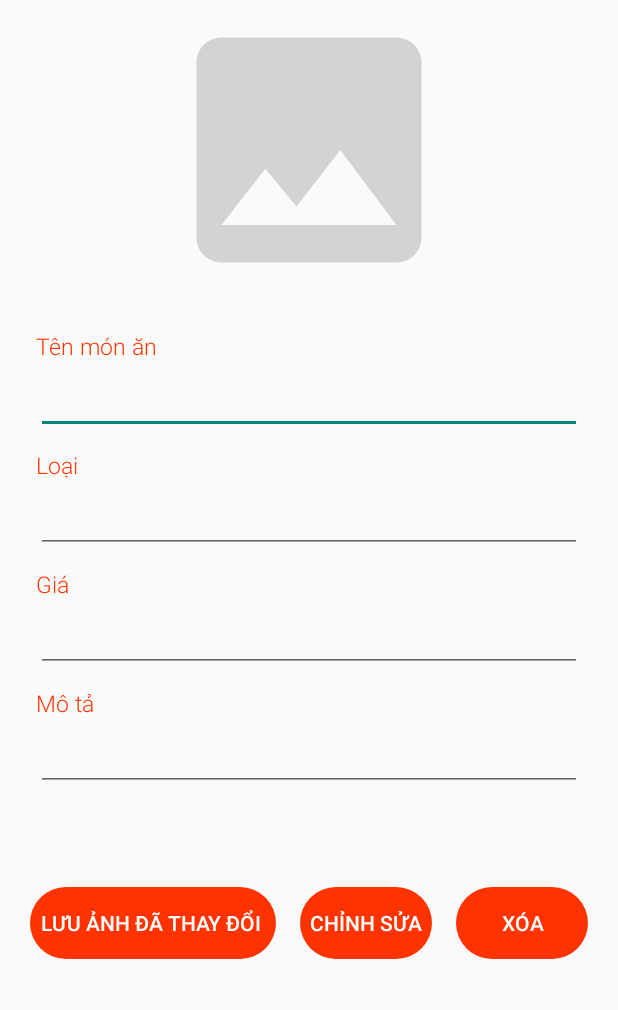
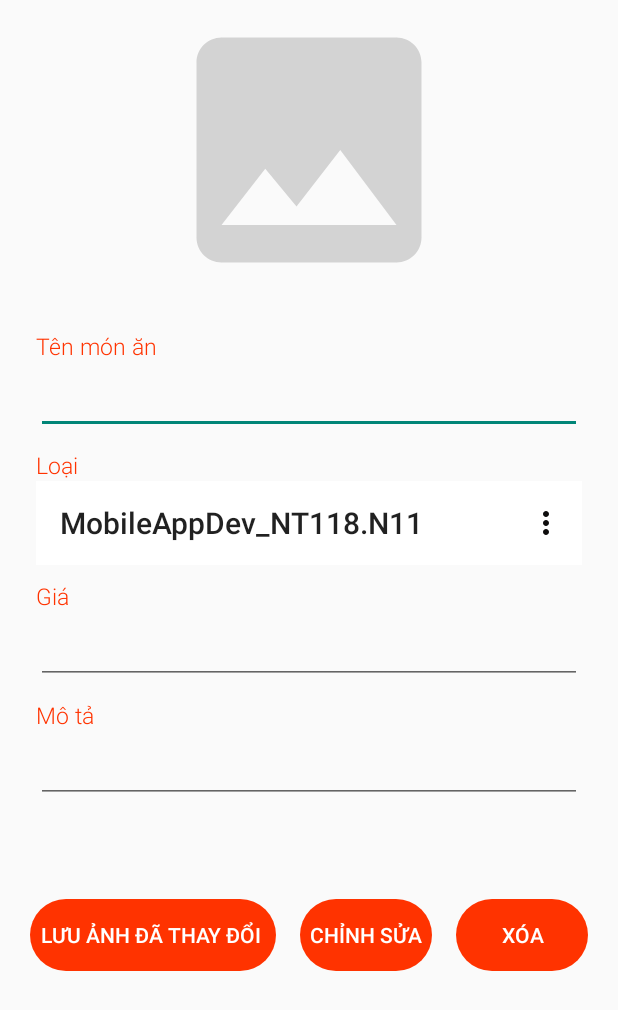
Before and after one commit to Thuong-22/ORDER-FOOD, an Android app: the AdminUpdatefoodActivity screen opened directly, with no data from a screen before it, on a phone screen of 412 x 824 dp. Shown: the top 1010 px of the screen. Run offline under Robolectric (Android 15) with nearby library versions, the phone set to English and light mode, and no system bars; our stand-ins replace Firebase (no records; nobody signed in at launch, a user with empty details on screens opened directly), Picasso; Roboto replaces fonts that are not available here.

Commit message:
edit type in add food layout

```diff
--- a/app/src/main/java/com/example/mobileappdev_nt118n11/AdminUpdatefoodActivity.java
+++ b/app/src/main/java/com/example/mobileappdev_nt118n11/AdminUpdatefoodActivity.java
@@ -11,11 +11,14 @@ import android.graphics.Bitmap;
 import android.net.Uri;
 import android.os.Bundle;
 import android.provider.MediaStore;
+import android.view.Menu;
+import android.view.MenuItem;
 import android.view.View;
 import android.widget.Button;
 import android.widget.EditText;
 import android.widget.ImageView;
 import android.widget.Toast;
+import androidx.appcompat.widget.Toolbar;
 
 import com.example.mobileappdev_nt118n11.Model.Food;
 import com.google.android.gms.tasks.OnFailureListener;
@@ -32,7 +35,6 @@ import com.google.firebase.storage.UploadTask;
 import com.squareup.picasso.Picasso;
 
 import java.io.IOException;
-import java.util.Random;
 import java.util.UUID;
 
 public class AdminUpdatefoodActivity extends AppCompatActivity {
@@ -40,6 +42,7 @@ public class AdminUpdatefoodActivity extends AppCompatActivity {
     private EditText edName, edType,edPrice,edDecription;
     private ImageView imgPicture;
     private Uri filePath;
+    private Toolbar tb_TypeFood;
     private final int PICK_IMAGE_REQUEST = 71;
     private Button btn_update,btn_delete,btn_upload;
     Food UpdateFood;
@@ -48,6 +51,7 @@ public class AdminUpdatefoodActivity extends AppCompatActivity {
     FirebaseStorage storage;
     StorageReference storageReference;
     String id,url;
+    String Type;
 
     @Override
     protected void onCreate(Bundle savedInstanceState) {
@@ -56,7 +60,7 @@ public class AdminUpdatefoodActivity extends AppCompatActivity {
         edName=(EditText) findViewById(R.id.et_updatefood_name);
         edDecription=(EditText) findViewById(R.id.et_updatefood_descr);
         edPrice=(EditText) findViewById(R.id.et_updatefood_price);
-        edType=(EditText) findViewById(R.id.et_updatefood_type);
+        tb_TypeFood=(Toolbar) findViewById(R.id.tb_update_typefood);
         imgPicture=(ImageView) findViewById(R.id.img_updatefood);
         btn_update=(Button) findViewById(R.id.btn_updatefood);
         btn_delete=(Button) findViewById(R.id.btn_deletefood);
@@ -67,7 +71,8 @@ public class AdminUpdatefoodActivity extends AppCompatActivity {
         storageReference = storage.getReference();
         Intent intent = getIntent();
         id = intent.getStringExtra("adminIdKey");
-
+        //
+        setSupportActionBar(tb_TypeFood);
         database = FirebaseDatabase.getInstance();
         database.getReference().child("Food").addListenerForSingleValueEvent(new ValueEventListener() {
             @Override
@@ -77,7 +82,6 @@ public class AdminUpdatefoodActivity extends AppCompatActivity {
                         UpdateFood = dataSnapshot.getValue(Food.class);
                         Picasso.get().load(UpdateFood.getImage()).placeholder(R.drawable.background).into(imgPicture);
                         edName.setText(UpdateFood.getName());
-                        edType.setText(UpdateFood.getFoodtype());
                         edPrice.setText(getDecimalFormattedString(UpdateFood.getPrice()));
                         edDecription.setText(UpdateFood.getDescr());
                     }
@@ -110,7 +114,7 @@ public class AdminUpdatefoodActivity extends AppCompatActivity {
             public void onClick(View view) {
 
                 UpdateFood.setName(edName.getText().toString());
-                UpdateFood.setFoodtype(edType.getText().toString());
+                UpdateFood.setFoodtype(Type);
                 UpdateFood.setDescr(edDecription.getText().toString());
                 UpdateFood.setPrice(edPrice.getText().toString());
                 food.child(id).setValue(UpdateFood);
@@ -128,6 +132,31 @@ public class AdminUpdatefoodActivity extends AppCompatActivity {
                 finish();
             }
         });
+    }
+    @Override
+    public boolean onCreateOptionsMenu(Menu menu) {
+        getMenuInflater().inflate(R.menu.typefood_item,menu);
+        return true;
+    }
+    @Override
+    public boolean onOptionsItemSelected(MenuItem item) {
+        // Handle item selection
+        switch (item.getItemId()) {
+            case R.id.food:
+                Type="Đồ ăn";
+                return true;
+            case R.id.water:
+                Type="Nước";
+                return true;
+            case R.id.snack:
+                Type="Đồ ăn vặt";
+                return true;
+            case R.id.cake:
+                Type="Bánh";
+                return true;
+            default:
+                return true;
+        }
     }
     @Override
     protected void onActivityResult(int requestCode, int resultCode, Intent data) {
--- a/app/src/main/java/com/example/mobileappdev_nt118n11/ui/cart/CartFragment.java
+++ b/app/src/main/java/com/example/mobileappdev_nt118n11/ui/cart/CartFragment.java
@@ -109,7 +109,7 @@ public class CartFragment extends Fragment {
     public void loadTotal(ArrayList<Order> list){
         int total = 0;
         for (Order order: list)
-            total += (Integer.parseInt(order.getPrice())) * Integer.parseInt(order.getQuantity());
+            total += (Integer.valueOf(order.getPrice())) * Integer.valueOf(order.getQuantity());
 
         tvTotalPrice.setText(StrDecimalFormat(Integer.toString(total)));
     }
--- /dev/null
+++ b/app/src/main/res/drawable/ic_baseline_arrow_drop_down_24.xml
@@ -0,0 +1,5 @@
+<vector android:height="24dp" android:tint="#000000"
+    android:viewportHeight="24" android:viewportWidth="24"
+    android:width="24dp" xmlns:android="http://schemas.android.com/apk/res/android">
+    <path android:fillColor="@android:color/white" android:pathData="M7,10l5,5 5,-5z"/>
+</vector>
--- /dev/null
+++ b/app/src/main/res/drawable/ic_baseline_more.xml
@@ -0,0 +1,5 @@
+<vector android:height="24dp" android:tint="#0E0D0D"
+    android:viewportHeight="24" android:viewportWidth="24"
+    android:width="24dp" xmlns:android="http://schemas.android.com/apk/res/android">
+    <path android:fillColor="@android:color/white" android:pathData="M12,8c1.1,0 2,-0.9 2,-2s-0.9,-2 -2,-2 -2,0.9 -2,2 0.9,2 2,2zM12,10c-1.1,0 -2,0.9 -2,2s0.9,2 2,2 2,-0.9 2,-2 -0.9,-2 -2,-2zM12,16c-1.1,0 -2,0.9 -2,2s0.9,2 2,2 2,-0.9 2,-2 -0.9,-2 -2,-2z"/>
+</vector>
--- a/app/src/main/res/layout/activity_admin_updatefood.xml
+++ b/app/src/main/res/layout/activity_admin_updatefood.xml
@@ -50,9 +50,9 @@
         android:layout_height="wrap_content"
         android:layout_marginHorizontal="24dp"
         android:layout_marginVertical="10dp"
-        android:layout_marginTop="32dp"
+        android:layout_marginTop="4dp"
         android:orientation="vertical"
-        app:layout_constraintHorizontal_bias="0.666"
+        app:layout_constraintHorizontal_bias="0.583"
         app:layout_constraintLeft_toLeftOf="parent"
         app:layout_constraintRight_toRightOf="parent"
         app:layout_constraintTop_toBottomOf="@+id/img_updatefood">
@@ -83,11 +83,13 @@
             android:textColor="@color/orange"
             android:textSize="@dimen/text_size_small" />
 
-        <EditText
-            android:id="@+id/et_updatefood_type"
+        <androidx.appcompat.widget.Toolbar
+            android:id="@+id/tb_update_typefood"
             android:layout_width="match_parent"
             android:layout_height="wrap_content"
-            android:textSize="@dimen/text_size_middle" />
+            android:background="@color/white"
+            android:minHeight="?attr/actionBarSize"
+            android:theme="?attr/actionBarTheme" />
 
         <TextView
             android:id="@+id/tv_updatefood_price"
--- /dev/null
+++ b/app/src/main/res/menu/typefood_item.xml
@@ -0,0 +1,24 @@
+<?xml version="1.0" encoding="utf-8"?>
+<menu xmlns:android="http://schemas.android.com/apk/res/android"
+    xmlns:app="http://schemas.android.com/apk/res-auto">
+     <item
+         app:showAsAction="always"
+         android:icon="@drawable/ic_baseline_more"
+         android:title="">
+         <menu>
+             <item
+                 android:title="Đồ ăn"
+                 android:id="@+id/food"
+                 android:icon="@drawable/ic_baseline_fastfood_24"></item>
+             <item android:title="Nước"
+                 android:id="@+id/water"
+                 android:icon="@drawable/ic_water"></item>
+             <item android:title="Bánh"
+                 android:id="@+id/cake"
+                 android:icon="@drawable/ic_cake"></item>
+             <item android:title="Ăn vặt"
+                 android:id="@+id/snack"
+                 android:icon="@drawable/ic_snack"></item>
+         </menu>
+    </item>
+</menu>
```
Also changed, not shown: app/src/main/java/com/example/mobileappdev_nt118n11/AdminAddfoodActivity.java (+106 -3 lines), app/src/main/java/com/example/mobileappdev_nt118n11/Model/TypeFood.java (+13 -6 lines), app/src/main/java/com/example/mobileappdev_nt118n11/SpinnerAdapter.java (added, +54 -0 lines), app/src/main/res/layout/activity_admin_addfood.xml (+6 -6 lines), app/src/main/res/layout/item_foodtype.xml (added, +20 -0 lines), app/src/main/res/layout/spinner_item_selected.xml (added, +13 -0 lines).
